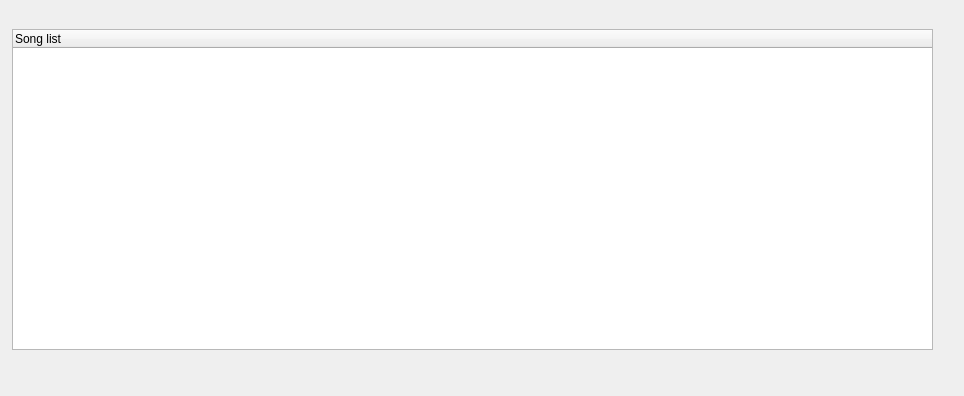
hydrogen-music/hydrogen, file gui/src/PlaylistEditor/PlaylistDialog_UI.ui: the form before one commit.
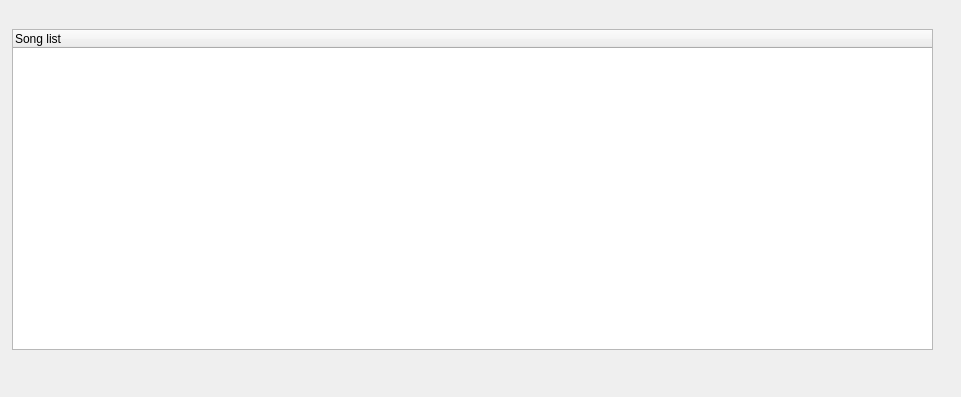
The form after the commit.

Commit message: fix tag vector load error

What changed in the file:
```diff
--- a/gui/src/PlaylistEditor/PlaylistDialog_UI.ui
+++ b/gui/src/PlaylistEditor/PlaylistDialog_UI.ui
@@ -1,12 +1,12 @@
 <ui version="4.0" >
  <class>PlaylistDialog_UI</class>
- <widget class="QDialog" name="PlaylistDialog_UI" >
-  <property name="geometry" >
+ <widget class="QDialog" name="PlaylistDialog_UI">
+  <property name="geometry">
    <rect>
     <x>0</x>
     <y>0</y>
-    <width>964</width>
-    <height>396</height>
+    <width>961</width>
+    <height>397</height>
    </rect>
   </property>
   <property name="windowTitle" >
```
Left out of the diff: 49 changed lines with no effect on the pictures. The commit also changes 1 other file.
